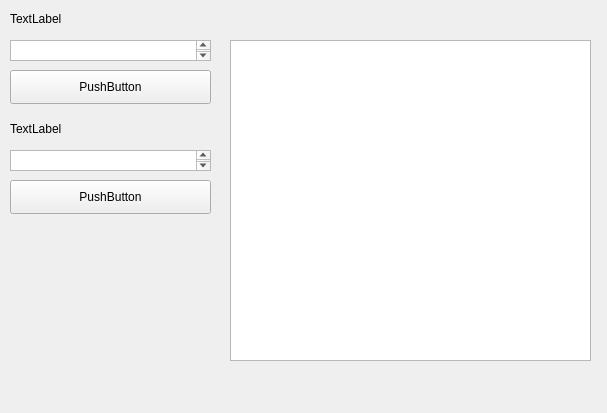
Above: APCS.ui from think-a-little/peer_to_peer_connection before the change. Below: the same form after it.
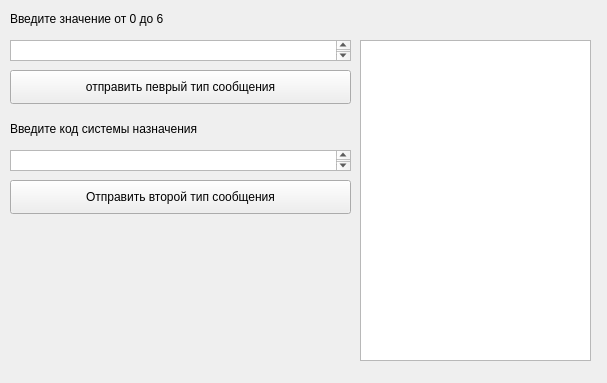
That is the form after the change.

```diff
--- a/APCS.ui
+++ b/APCS.ui
@@ -7,90 +7,90 @@
     <x>0</x>
     <y>0</y>
     <width>607</width>
-    <height>413</height>
+    <height>383</height>
    </rect>
   </property>
   <property name="windowTitle">
    <string>Form</string>
   </property>
-  <widget class="QPushButton" name="pushButton">
-   <property name="geometry">
-    <rect>
-     <x>10</x>
-     <y>70</y>
-     <width>201</width>
-     <height>34</height>
-    </rect>
-   </property>
-   <property name="text">
-    <string>PushButton</string>
-   </property>
-  </widget>
-  <widget class="QTextEdit" name="textEdit_3">
-   <property name="geometry">
-    <rect>
-     <x>230</x>
-     <y>40</y>
-     <width>361</width>
-     <height>321</height>
-    </rect>
-   </property>
-  </widget>
-  <widget class="QLabel" name="label">
-   <property name="geometry">
-    <rect>
-     <x>10</x>
-     <y>10</y>
-     <width>58</width>
-     <height>18</height>
-    </rect>
-   </property>
-   <property name="text">
-    <string>TextLabel</string>
-   </property>
-  </widget>
   <widget class="QPushButton" name="pushButton_2">
    <property name="geometry">
     <rect>
      <x>10</x>
      <y>180</y>
-     <width>201</width>
+     <width>341</width>
      <height>34</height>
     </rect>
    </property>
    <property name="text">
-    <string>PushButton</string>
+    <string>Отправить второй тип сообщения</string>
    </property>
   </widget>
-  <widget class="QTextEdit" name="textEdit_2">
+  <widget class="QLabel" name="label">
    <property name="geometry">
     <rect>
      <x>10</x>
-     <y>150</y>
-     <width>201</width>
+     <y>10</y>
+     <width>381</width>
+     <height>18</height>
+    </rect>
+   </property>
+   <property name="text">
+    <string>Введите значение от 0 до 6</string>
+   </property>
+  </widget>
+  <widget class="QTextEdit" name="textEdit_3">
+   <property name="geometry">
+    <rect>
+     <x>360</x>
+     <y>40</y>
+     <width>231</width>
+     <height>321</height>
+    </rect>
+   </property>
+  </widget>
+  <widget class="QTextEdit" name="textEdit">
+   <property name="geometry">
+    <rect>
+     <x>10</x>
+     <y>40</y>
+     <width>341</width>
      <height>21</height>
     </rect>
    </property>
   </widget>
+  <widget class="QPushButton" name="pushButton">
+   <property name="geometry">
+    <rect>
+     <x>10</x>
+     <y>70</y>
+     <width>341</width>
+     <height>34</height>
+    </rect>
+   </property>
+   <property name="text">
+    <string>отправить певрый тип сообщения</string>
+   </property>
+  </widget>
   <widget class="QLabel" name="label_2">
    <property name="geometry">
     <rect>
      <x>10</x>
      <y>120</y>
-     <width>58</width>
+     <width>331</width>
      <height>18</height>
     </rect>
    </property>
    <property name="text">
-    <string>TextLabel</string>
+    <string>Введите код системы назначения</string>
    </property>
   </widget>
-  <widget class="QTextEdit" name="textEdit">
+  <widget class="QTextEdit" name="textEdit_2">
    <property name="geometry">
     <rect>
      <x>10</x>
-     <y>40</y>
-     <width>201</width>
+     <y>150</y>
+     <width>341</width>
      <height>21</height>
     </rect>
    </property>
```
